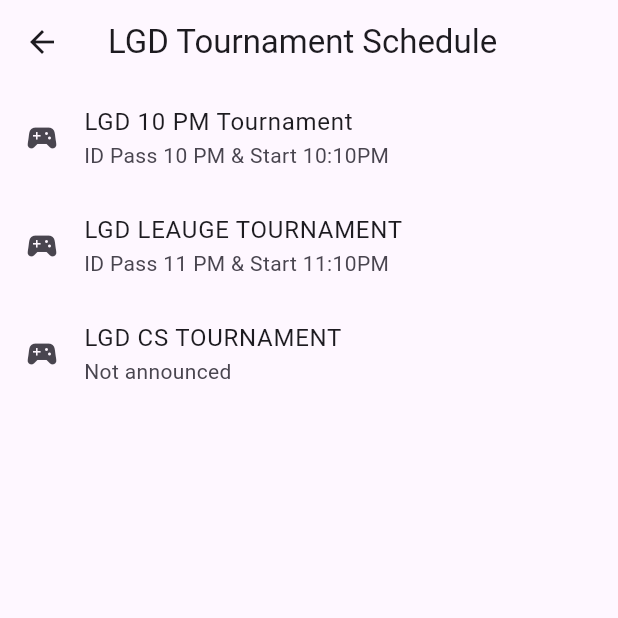
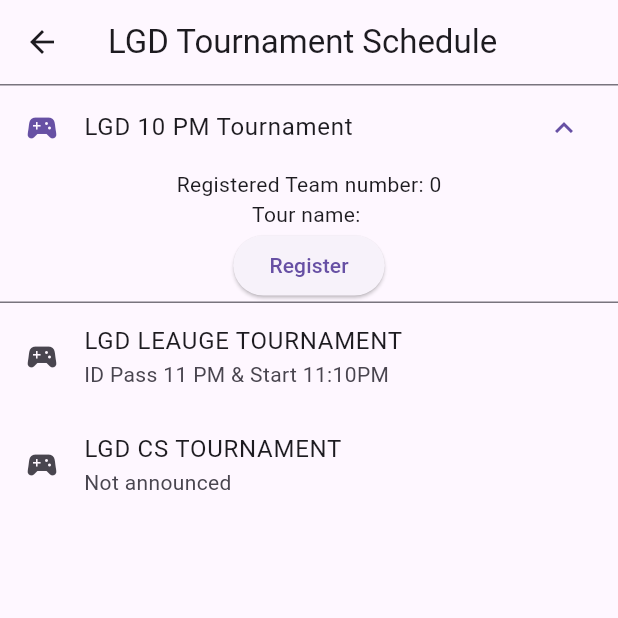
Before and after one commit to TajemulCSE/LGD, a Flutter app: the TournamentScheduleScreen screen opened directly, after a tap on "LGD 10 PM Tournament", on a phone screen of 412 x 824 dp, the top half of it. Run offline on Flutter 3.47's test engine with Material 3 defaults, Android fonts, the phone set to English and light mode, and no system bars; our stand-ins replace cached_network_image, cloud_firestore, firebase_auth, firebase_core; accounts and stored records are empty.

```diff
--- a/lib/main.dart
+++ b/lib/main.dart
@@ -1,6 +1,7 @@
 import 'package:firebase_core/firebase_core.dart';
 import 'package:flutter/material.dart';
 import 'package:lgd/providers/auth_provider.dart';
+import 'package:lgd/providers/tournament_provider.dart';
 import 'package:lgd/providers/user_provider.dart';
 import 'package:lgd/screens/home/home_screen.dart';
 import 'package:provider/provider.dart';
@@ -14,6 +15,7 @@ void main() async {
       providers: [
         ChangeNotifierProvider(create: (_) => AuthenticationProvider()),
         ChangeNotifierProvider(create: (_) => UserProvider()),
+        ChangeNotifierProvider(create: (_)=>TournamentProvider()),
       ],
 
       child: MyApp(),
--- /dev/null
+++ b/lib/providers/tournament_provider.dart
@@ -0,0 +1,80 @@
+// providers/tournament_provider.dart
+import 'dart:async';
+import 'package:firebase_auth/firebase_auth.dart';
+import 'package:flutter/material.dart';
+import 'package:cloud_firestore/cloud_firestore.dart';
+
+
+class TournamentProvider with ChangeNotifier {
+final FirebaseFirestore _firestore = FirebaseFirestore.instance;
+
+  String name = "", subtitle = "", squad = "";
+  List<String> registeredSquadsName = [];
+
+  int registeredNumber = 0;
+  bool loading = true;
+
+  Future<void> fetch10pmTour() async {
+    DocumentSnapshot userDoc =
+        await FirebaseFirestore.instance
+            .collection("tournaments")
+            .doc("lgd10pm")
+            .get();
+
+    if (userDoc.exists) {
+      name = userDoc["name"] ?? "";
+      subtitle = userDoc["subtitle"] ?? "";
+      registeredNumber = userDoc["registeredNumber"] ?? "";
+    }
+    loading = false;
+    notifyListeners();
+  }
+
+  Future<void> registerUser() async{
+    User? currentUser = FirebaseAuth.instance.currentUser;
+    if (currentUser != null) {
+      String uid = currentUser.uid;
+
+      DocumentSnapshot userDoc = await FirebaseFirestore.instance
+          .collection("users")
+          .doc(uid)
+          .get();
+
+      if (userDoc.exists) {
+        squad = userDoc["squadname"] ?? "";
+
+      }
+
+      final docRef = _firestore.collection("tournaments").doc("lgd10pm");
+
+       await _firestore.runTransaction((transaction) async {
+
+        final snapshot = await transaction.get(docRef);
+
+      if (!snapshot.exists) {
+        throw Exception("Tournament does not exist!");
+      }
+      int currentRegisteredNumber = snapshot["registeredNumber"] ?? 0;
+      List<dynamic> CurrentRegisteredSquadsName = snapshot["registeredSquadsName"] ?? [];
+
+
+      CurrentRegisteredSquadsName.add(squad);
+
+      transaction.update(docRef, {
+        "registeredSquadsName":CurrentRegisteredSquadsName,
+        "registeredNumber":currentRegisteredNumber+1
+      });
+
+
+
+       });
+
+
+
+      loading = false;
+    notifyListeners();
+    }
+  }
+
+
+}
--- a/lib/providers/user_provider.dart
+++ b/lib/providers/user_provider.dart
@@ -32,7 +32,7 @@ class UserProvider with ChangeNotifier {
     notifyListeners();
   }
 
-  void clearUser(){
+  Future<void> clearUser() async{
       whatsapp = "";
       squad = "";
       email = "";
--- a/lib/screens/tour_schedule/tournament_schedule_screen.dart
+++ b/lib/screens/tour_schedule/tournament_schedule_screen.dart
@@ -1,26 +1,74 @@
 import 'package:flutter/material.dart';
+import 'package:lgd/providers/auth_provider.dart';
+import 'package:lgd/providers/tournament_provider.dart';
+import 'package:provider/provider.dart';
 
 class TournamentScheduleScreen extends StatelessWidget {
   const TournamentScheduleScreen({super.key});
 
   @override
   Widget build(BuildContext context) {
-   return Scaffold(
-    appBar: AppBar(
-      title:  Text("LGD Tournament Schedule"),
-    ),
+    return Scaffold(
+      appBar: AppBar(title: Text("LGD Tournament Schedule")),
 
-    body: ListView(
-      children: [
-        ListTile(title: Text("LGD 10 PM Tournament"),subtitle: Text("ID Pass 10 PM & Start 10:10PM"),leading: Icon(Icons.sports_esports),onTap: (){},),
-        ListTile(title: Text("LGD LEAUGE TOURNAMENT"),subtitle: Text("ID Pass 11 PM & Start 11:10PM"),leading: Icon(Icons.sports_esports),onTap: (){},),
+      body: ListView(
+        children: [
+          Consumer2<TournamentProvider, AuthenticationProvider>(
+            builder: (context, tour, auth, child) {
+              return ExpansionTile(
+                title: Text("LGD 10 PM Tournament"),
+                leading: Icon(Icons.sports_esports),
+                onExpansionChanged: (Expanded) {
+                  tour.fetch10pmTour();
+                },
 
-        ListTile(title: Text("LGD CS TOURNAMENT"),subtitle: Text("Not announced"),leading: Icon(Icons.sports_esports),onTap: (){},),
+                children: [
+                  Text("Registered Team number: ${tour.registeredNumber}"),
+                  Text("Tour name: ${tour.name}"),
+                  ElevatedButton(
+                    onPressed: () async {
+                      if (!auth.isLoggedIn) {
+                        ScaffoldMessenger.of(context).showSnackBar(
+                          SnackBar(content: Text("Login to register a tour")),
+                        );
+                      }
+                      if (auth.isLoggedIn) {
+                        if (tour.registeredNumber > 11) {
+                          ScaffoldMessenger.of(context).showSnackBar(
+                            SnackBar(content: Text("Max Team reached")),
+                          );
+                          return;
+                        } else {
+                          await tour.registerUser();
+                          await tour.fetch10pmTour();
+                          ScaffoldMessenger.of(context).showSnackBar(
+                            SnackBar(content: Text("Register succes")),
+                          );
+                        }
+                      }
+                    },
+                    child: Text("Register"),
+                  ),
+                ],
+              );
+            },
+          ),
 
-      ],
-    ),
+          ListTile(
+            title: Text("LGD LEAUGE TOURNAMENT"),
+            subtitle: Text("ID Pass 11 PM & Start 11:10PM"),
+            leading: Icon(Icons.sports_esports),
+            onTap: () {},
+          ),
 
-
-   );
+          ListTile(
+            title: Text("LGD CS TOURNAMENT"),
+            subtitle: Text("Not announced"),
+            leading: Icon(Icons.sports_esports),
+            onTap: () {},
+          ),
+        ],
+      ),
+    );
   }
 }
```
Also changed, not shown: lib/screens/dashboard/user_dashboard.dart (+37 -64 lines), lib/screens/home/home_screen.dart (+8 -1 lines), lib/user_profile_screen.dart (+24 -22 lines), lib/screens/tour_schedule/lgd_10_PM_tour.dart (added).
